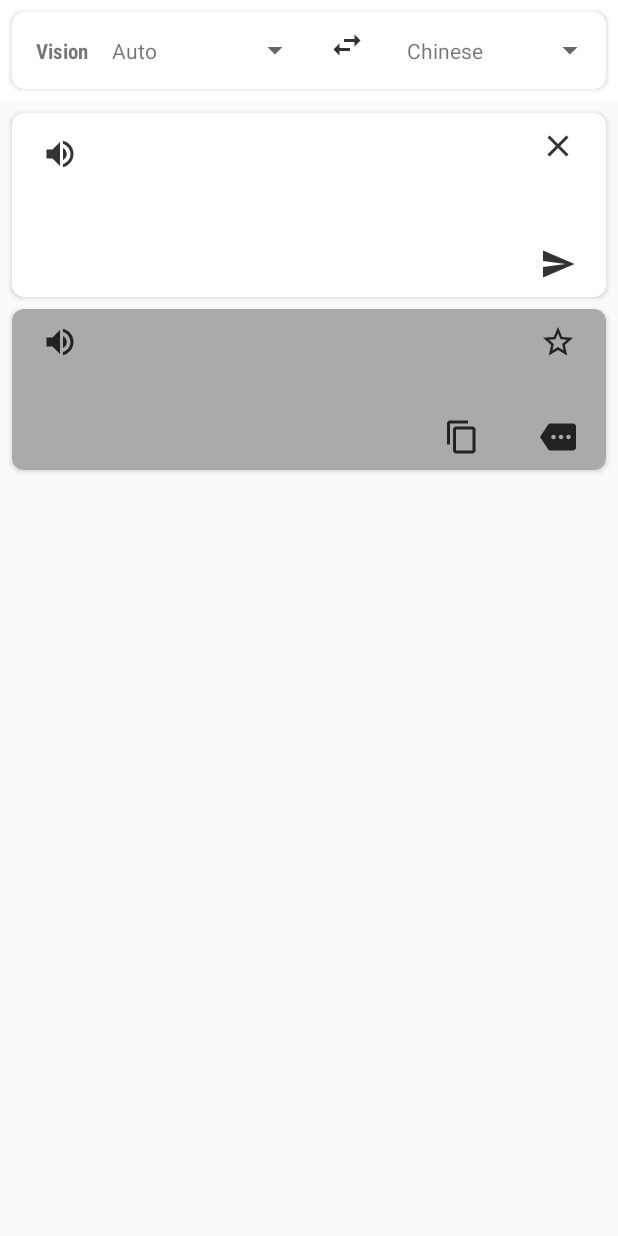
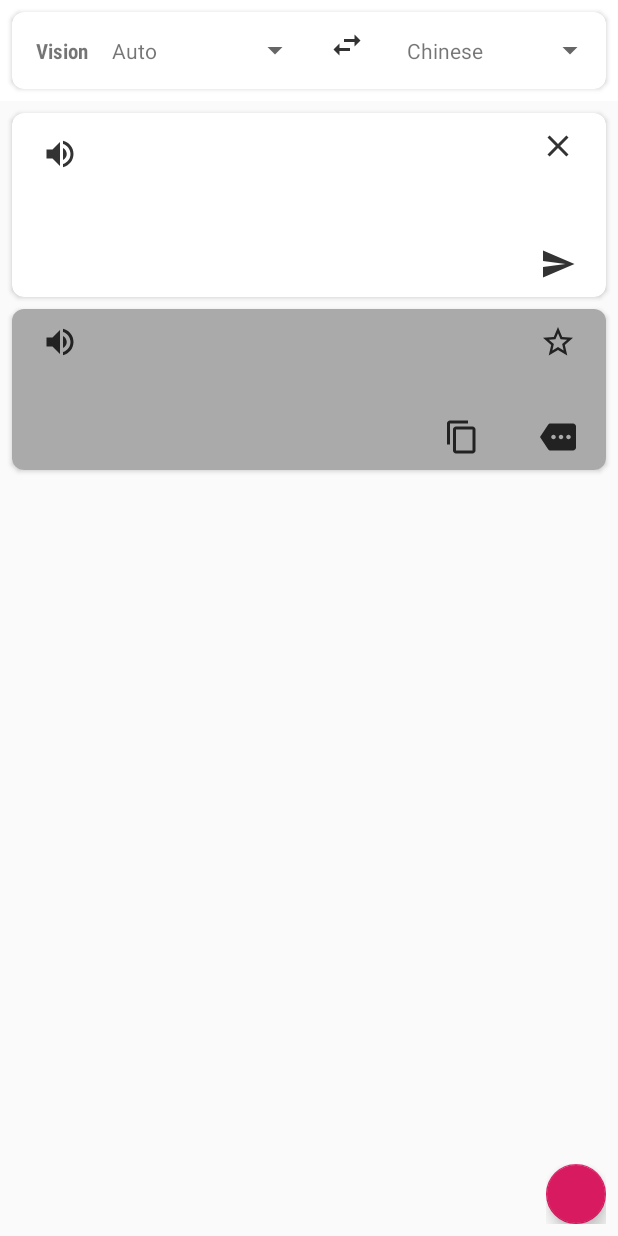
Before and after one commit to Murmurl912/VisionTranslation, an Android app: the screen it shows after launch (MainActivity), on a phone screen of 412 x 824 dp. Run offline under Robolectric (Android 15) with nearby library versions, the phone set to English and light mode, and no system bars; libraries missing offline, so code that uses them is left out: com.google.android.gms, com.otaliastudios.cameraview, org.opencv.android; 5 statements that could not run were skipped.

Commit message:
changes on pc

```diff
--- a/app/src/main/res/layout/activity_main.xml
+++ b/app/src/main/res/layout/activity_main.xml
@@ -88,6 +88,20 @@
             android:layout_width="match_parent"
             android:layout_height="match_parent"
             app:layout_behavior="com.google.android.material.appbar.AppBarLayout$ScrollingViewBehavior"/>
+        <LinearLayout
+            android:layout_gravity="bottom|end"
+            android:layout_width="wrap_content"
+            android:layout_height="wrap_content"
+            android:padding="8dp">
+            <com.google.android.material.floatingactionbutton.FloatingActionButton
+                android:layout_width="wrap_content"
+                android:layout_height="wrap_content"
+                android:clickable="true"
+                android:focusableInTouchMode="true"
+                android:focusable="true"
+                app:rippleColor="@color/white"
+                app:fabSize="mini"/>
+        </LinearLayout>
     </androidx.coordinatorlayout.widget.CoordinatorLayout>
 
     <com.google.android.material.navigation.NavigationView
```
